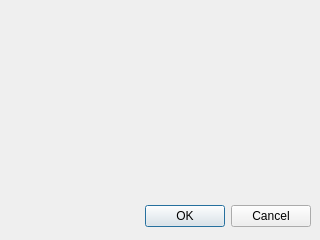
ffillouxdev/LogiCompta, file logiComptaProject/orderdialog.ui: the form before one commit.
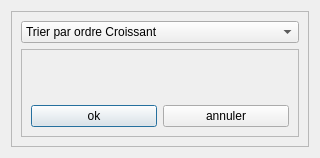
The form after the commit.

Diff of the .ui file:
```diff
--- a/logiComptaProject/orderdialog.ui
+++ b/logiComptaProject/orderdialog.ui
@@ -6,28 +6,71 @@
     <x>0</x>
     <y>0</y>
     <width>320</width>
-    <height>240</height>
+    <height>158</height>
    </rect>
   </property>
   <property name="windowTitle">
    <string>Dialog</string>
   </property>
-  <widget name="buttonBox" class="QDialogButtonBox">
-   <property name="geometry">
-    <rect>
-     <x>10</x>
-     <y>200</y>
-     <width>301</width>
-     <height>32</height>
-    </rect>
-   </property>
-   <property name="orientation">
-    <enum>Qt::Horizontal</enum>
-   </property>
-   <property name="standardButtons">
-    <set>QDialogButtonBox::Cancel|QDialogButtonBox::Ok</set>
-   </property>
-  </widget>
+  <layout class="QHBoxLayout" name="horizontalLayout_2">
+   <item>
+    <widget class="QFrame" name="globalFrame">
+     <property name="frameShape">
+      <enum>QFrame::StyledPanel</enum>
+     </property>
+     <property name="frameShadow">
+      <enum>QFrame::Raised</enum>
+     </property>
+     <layout class="QVBoxLayout" name="verticalLayout">
+      <item>
+       <widget class="QComboBox" name="comboBox">
+        <item>
+         <property name="text">
+          <string>Trier par ordre Croissant</string>
+         </property>
+        </item>
+        <item>
+         <property name="text">
+          <string>Trier par ordre Décroissant</string>
+         </property>
+        </item>
+        <item>
+         <property name="text">
+          <string/>
+         </property>
+        </item>
+       </widget>
+      </item>
+      <item>
+       <widget class="QFrame" name="DecisionFrame">
+        <property name="frameShape">
+         <enum>QFrame::StyledPanel</enum>
+        </property>
+        <property name="frameShadow">
+         <enum>QFrame::Raised</enum>
+        </property>
+        <layout class="QHBoxLayout" name="horizontalLayout">
+         <item alignment="Qt::AlignBottom">
+          <widget class="QPushButton" name="okButton">
+           <property name="text">
+            <string>ok</string>
+           </property>
+          </widget>
+         </item>
+         <item alignment="Qt::AlignBottom">
+          <widget class="QPushButton" name="cancelButton">
+           <property name="text">
+            <string>annuler</string>
+           </property>
+          </widget>
+         </item>
+        </layout>
+       </widget>
+      </item>
+     </layout>
+    </widget>
+   </item>
+  </layout>
  </widget>
  <resources/>
  <connections>
```
Left out of the diff: 38 changed lines with no effect on the pictures.
